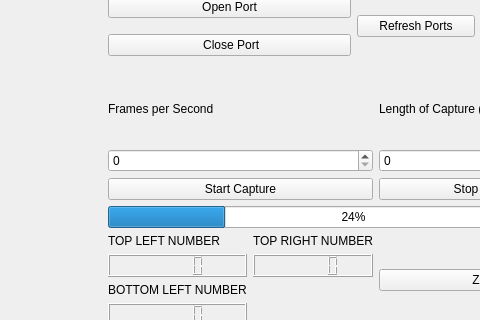
Old version of the form mainwindow.ui in the repository bcharris9/Ultrasound-Lymphedema-GUI; both pictures show x 102 to 582 and y 94 to 414 of the 888 by 726 pixel window.
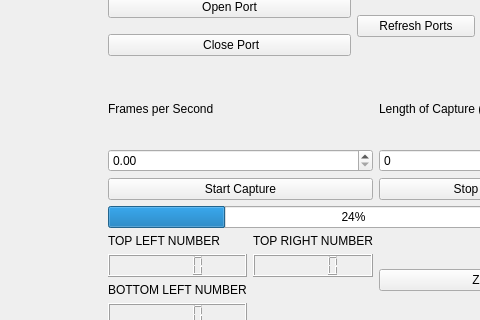
New version of the form.

What changed in the file:
```diff
--- a/mainwindow.ui
+++ b/mainwindow.ui
@@ -26,9 +26,6 @@
     <layout class="QVBoxLayout" name="verticalLayout">
      <item>
       <layout class="QGridLayout" name="gridLayout">
-       <item row="1" column="0">
-        <widget class="QSpinBox" name="framesPerSecond"/>
-       </item>
        <item row="5" column="0">
         <layout class="QGridLayout" name="gridLayout_2">
          <item row="2" column="0">
@@ -115,6 +112,9 @@
          </property>
         </widget>
        </item>
+       <item row="1" column="0">
+        <widget class="QDoubleSpinBox" name="framesPerSecond"/>
+       </item>
       </layout>
      </item>
     </layout>
```
